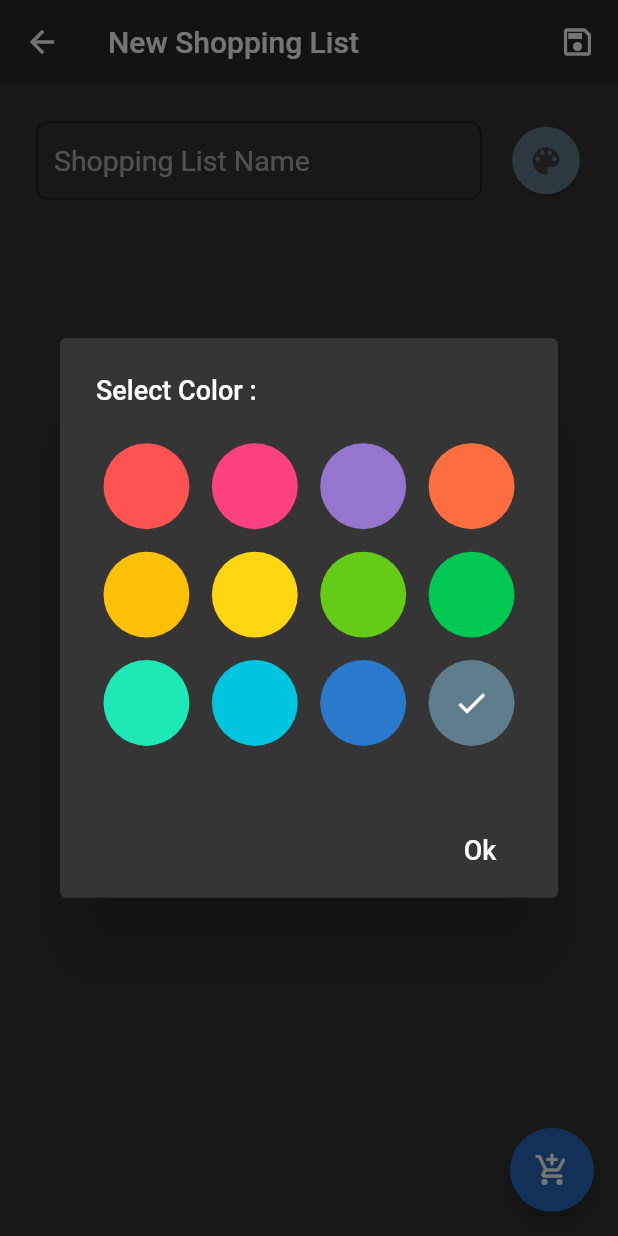
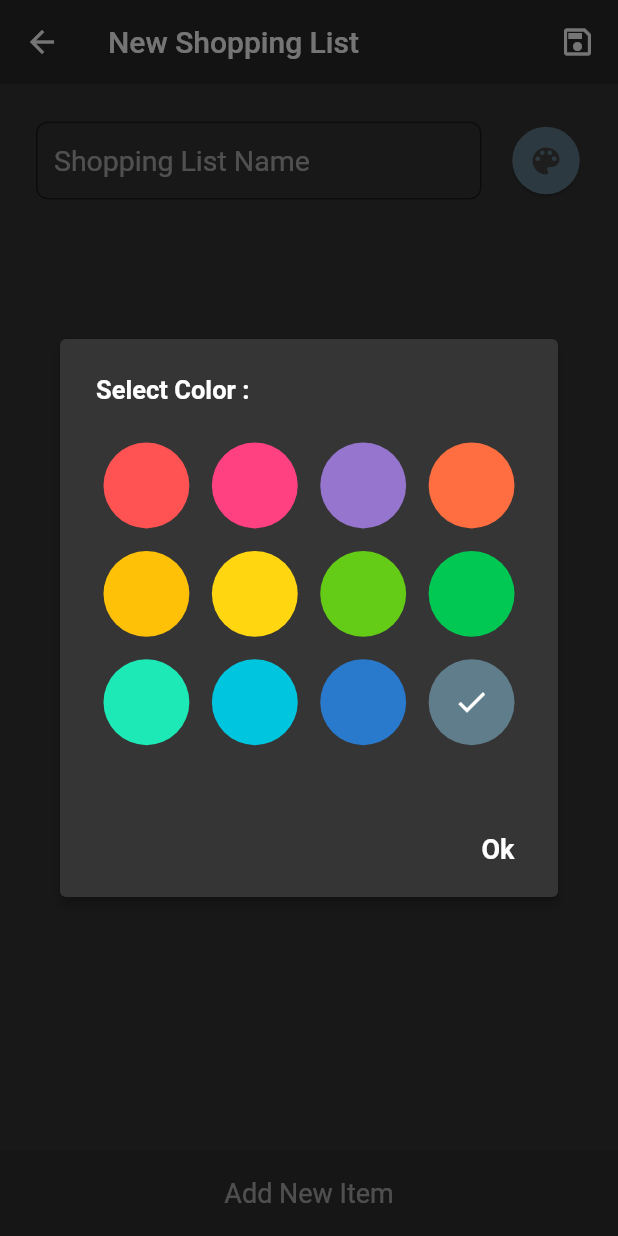
Before and after one commit to Fschmatz/shoppinglistfschmtz, a Flutter app: the NewShopList screen opened directly, after a tap on the "color lens" icon, on a phone screen of 412 x 824 dp. Run offline on Flutter 3.47's test engine with Material 2 defaults, Android fonts, the phone set to English and light mode, and no system bars; our stand-ins replace flutter_colorpicker, shared_preferences, sqflite; accounts and stored records are empty.

Commit message:
Update 0.7.0

```diff
--- a/lib/configs/changelog.dart
+++ b/lib/configs/changelog.dart
@@ -26,7 +26,7 @@ class Changelog extends StatelessWidget {
               child: Text(
                 NameChangelog.changelogCurrent,
                 style: TextStyle(
-                  fontSize: 18,
+                  fontSize: 17,
                 ),
               ),
             ),
--- a/lib/pages/home/home.dart
+++ b/lib/pages/home/home.dart
@@ -46,15 +46,11 @@ class _HomeState extends State<Home> {
       });
   }
 
-  /*Future<void> refreshShopLists() {
-    getShopLists();
-  }*/
 
   @override
   Widget build(BuildContext context) {
     return Scaffold(
       extendBody: true,
-      resizeToAvoidBottomPadding: false,
       body: ListView(children: <Widget>[
         const SizedBox(
           height: 8,
--- a/lib/pages/new/newShopList.dart
+++ b/lib/pages/new/newShopList.dart
@@ -1,4 +1,5 @@
 import 'package:flutter/material.dart';
+import 'package:flutter/services.dart';
 import 'package:shoppinglistfschmtz/classes/item.dart';
 import 'package:shoppinglistfschmtz/db/shopListDao.dart';
 import 'package:shoppinglistfschmtz/db/itemDao.dart';
@@ -12,43 +13,63 @@ class NewShopList extends StatefulWidget {
   int lastId;
   Function() refreshShopLists;
 
-  NewShopList({Key key, this.lastId,this.refreshShopLists})
-      : super(key: key);
+  NewShopList({Key key, this.lastId, this.refreshShopLists}) : super(key: key);
 }
 
 class _NewShopListState extends State<NewShopList> {
   TextEditingController customControllerNome = TextEditingController();
   TextEditingController customControllerCor = TextEditingController();
-
+  TextEditingController customControllerAddNewItem = TextEditingController();
+  bool editingItem = false;
   List<Item> items = [];
 
   String corAtual = "Color(0xFF607D8B)";
 
+  @override
+  void initState() {
+    super.initState();
+  }
 
-  void refreshList(){
+
+  void refreshList() {
     setState(() {});
   }
 
-  void updateItem(int idItem,String nome){
-      items[idItem].nome=nome;
+
+  void isEditingItem(){
+    setState(() {
+      editingItem = !editingItem;
+    });
   }
 
-  void _addEmptyItemToShopList() async {
-    items.insert(items.length,
+  void updateItem(int idItem, String nome) {
+    items[idItem].nome = nome;
+  }
+
+  void _deleteItem(int idItem) async {
+    setState(() {
+      items.removeAt(idItem);
+    });
+  }
+
+  void _addItemToShopList() async {
+    items.insert(
+        items.length,
         new Item(
             id: items.length,
-            nome: "",
+            nome: customControllerAddNewItem.text,
             estado: 0,
-            idShopList: widget.lastId+1)
-    );
+            idShopList: widget.lastId + 1));
   }
 
   //DAO SHOPLIST
   Future<void> _saveShopList() async {
     final dbShopList = shopListDao.instance;
     Map<String, dynamic> row = {
-      shopListDao.columnId: widget.lastId+1,
-      shopListDao.columnNome: customControllerNome.text.isEmpty ? "ShopList" : customControllerNome.text,
+      shopListDao.columnId: widget.lastId + 1,
+      shopListDao.columnNome: customControllerNome.text.isEmpty
+          ? "ShopList"
+          : customControllerNome.text,
       shopListDao.columnCor: corAtual.toString(),
     };
     final id = await dbShopList.insert(row);
@@ -56,16 +77,15 @@ class _NewShopListState extends State<NewShopList> {
 
   Future<void> _saveItemsToShopList() async {
     final dbItems = itemDao.instance;
-    for(int i = 0; i < items.length ; i++) {
+    for (int i = 0; i < items.length; i++) {
       Map<String, dynamic> row = {
-        itemDao.columnNome:items[i].nome,
+        itemDao.columnNome: items[i].nome,
         itemDao.columnEstado: 0,
         itemDao.columnIdShopList: widget.lastId + 1,
       };
       final id = await dbItems.insert(row);
     }
   }
-
 
   Color pickerColor = Color(0xFF607D8B);
   Color currentColor = Color(0xFF607D8B);
@@ -74,37 +94,42 @@ class _NewShopListState extends State<NewShopList> {
     setState(() => pickerColor = color);
   }
 
-  createAlert(BuildContext context) {
-    return showDialog(
-      context: context,
-      child: AlertDialog(
-        title: const Text(
-          'Select Color :',
-          style: TextStyle(fontSize: 18),
+  createAlertSelectColor(BuildContext context) {
+    Widget okButton = TextButton(
+      child: Text(
+        "Ok",
+        style: TextStyle(
+            fontSize: 18,
+            fontWeight: FontWeight.bold,
+            color: Theme.of(context).textTheme.headline6.color),
+      ),
+      onPressed: () {
+        setState(() =>
+            {currentColor = pickerColor, corAtual = pickerColor.toString()});
+        Navigator.of(context).pop();
+      },
+    );
+
+    AlertDialog alert = AlertDialog(
+      elevation: 3.0,
+      title: Text(
+        "Select Color : ", //
+        style: TextStyle(fontSize: 17, fontWeight: FontWeight.bold),
       ),
       content: SingleChildScrollView(
           child: BlockPicker(
         pickerColor: currentColor,
         onColorChanged: changeColor,
       )),
-        actions: <Widget>[
-          FlatButton(
-            child: const Text(
-              'Ok',
-              style: TextStyle(
-                fontSize: 18,
-              ),
-            ),
-            onPressed: () {
-              setState(() => {
-                    currentColor = pickerColor,
-                    corAtual = pickerColor.toString()
-                  });
-              Navigator.of(context).pop();
+      actions: [
+        okButton,
+      ],
+    );
+    showDialog(
+      context: context,
+      builder: (BuildContext context) {
+        return alert;
       },
-          ),
-        ],
-      ),
     );
   }
 
@@ -131,7 +156,7 @@ class _NewShopListState extends State<NewShopList> {
         elevation: 0,
         title: Text('New Shopping List'),
       ),
-      body:SingleChildScrollView(
+      body: SingleChildScrollView(
         padding: EdgeInsets.fromLTRB(20, 10, 20, 10),
         child: Column(
           crossAxisAlignment: CrossAxisAlignment.start,
@@ -149,7 +174,7 @@ class _NewShopListState extends State<NewShopList> {
                       autofocus: false,
                       minLines: 1,
                       maxLength: 30,
-                      maxLengthEnforced: true,
+                      maxLengthEnforcement: MaxLengthEnforcement.enforced,
                       textCapitalization: TextCapitalization.sentences,
                       keyboardType: TextInputType.name,
                       controller: customControllerNome,
@@ -194,7 +219,7 @@ class _NewShopListState extends State<NewShopList> {
                     elevation: 1,
                     color: currentColor,
                     onPressed: () {
-                      createAlert(context);
+                      createAlertSelectColor(context);
                     },
                   ),
                 ],
@@ -213,42 +238,64 @@ class _NewShopListState extends State<NewShopList> {
                 shrinkWrap: true,
                 itemCount: items.length,
                 itemBuilder: (context, index) {
-
                   return ItemNewShopList(
+                    key: UniqueKey(),
                     item: new Item(
                       id: items[index].id,
                       nome: items[index].nome,
                       estado: items[index].estado,
                       idShopList: items[index].idShopList,
                     ),
-                    key: UniqueKey(),
                     updateItem: updateItem,
+                    deleteItem: _deleteItem,
                   );
-
                 }),
 
             const SizedBox(
-              height: 100,
+              height: 200,
             ),
           ],
         ),
       ),
-      floatingActionButton: Container(
-        child: FittedBox(
-          child: FloatingActionButton(
-            backgroundColor: Theme.of(context).accentColor,
-            elevation: 6,
-            onPressed: () {
-              _addEmptyItemToShopList();
-             refreshList();
+      bottomSheet: Row(
+        children: [
+          Visibility(
+            visible: !editingItem,
+            child: Expanded(
+              child: TextField(
+                textAlign: TextAlign.center,
+                minLines: 1,
+                maxLines: 4,
+                maxLength: 200,
+                onSubmitted: (value) => {
+                  _addItemToShopList(),
+                  refreshList(),
+                  customControllerAddNewItem.text = ""
                 },
-            child: Icon(
-              Icons.add_shopping_cart_rounded,
-              color: Colors.white,
+                onEditingComplete: () {},
+                maxLengthEnforcement: MaxLengthEnforcement.enforced,
+                textCapitalization: TextCapitalization.sentences,
+                keyboardType: TextInputType.name,
+                controller: customControllerAddNewItem,
+                decoration: InputDecoration(
+                    hintText: "Add New Item",
+                    contentPadding: new EdgeInsets.symmetric(
+                        vertical: 18.0, horizontal: 10.0),
+                    border: InputBorder.none,
+                    counterStyle: TextStyle(
+                      height: double.minPositive,
+                    ),
+                    counterText: "" // hide maxlength counter
+                ),
+                style: TextStyle(
+                  fontSize: 18,
+                  color: Theme.of(context).textTheme.headline6.color,
                 ),
               ),
             ),
           ),
+        ],
+      ),
     );
   }
 }
--- a/pubspec.yaml
+++ b/pubspec.yaml
@@ -15,7 +15,7 @@ publish_to: 'none' # Remove this line if you wish to publish to pub.dev
 # In iOS, build-name is used as CFBundleShortVersionString while build-number used as CFBundleVersion.
 # Read more about iOS versioning at
 # https://developer.apple.com/library/archive/documentation/General/Reference/InfoPlistKeyReference/Articles/CoreFoundationKeys.html
-version: 0.5.1
+version: 0.7.0
 
 environment:
   sdk: ">=2.7.0 <3.0.0"
@@ -37,7 +37,6 @@ dev_dependencies:
   shared_preferences: ^0.5.12+4
   sqflite: ^1.3.0
   flutter_colorpicker: ^0.3.4
-
 
 # For information on the generic Dart part of this file, see the
 # following page: https://dart.dev/tools/pub/pubspec
```
Also changed, not shown: lib/pages/edit/editShopList.dart (+94 -53 lines), lib/pages/edit/itemEditShopList.dart (+5 -9 lines), lib/pages/new/itemNewShopList.dart (+13 -4 lines), lib/util/nameChangelog.dart (+14 -4 lines), pubspec.lock. Lines whose indentation alone changed are shown as unchanged.
